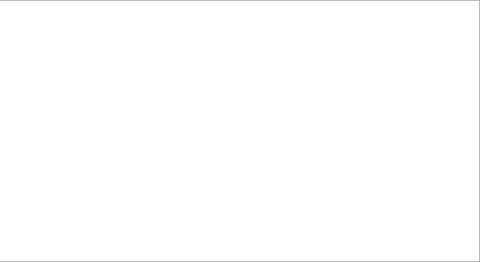
Qt form src/gui/compileroutputpanel_q.ui (fwbuilder/fwbuilder) before a commit; both pictures show x 260 to 740 and y 0 to 262 of the 740 by 262 pixel window.
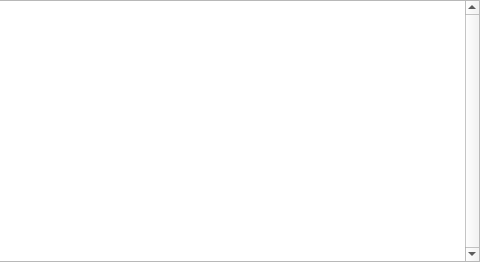
The same form after that commit.

Commit message: compiler output window scrollbar always on  refs #859

```diff
--- a/src/gui/compileroutputpanel_q.ui
+++ b/src/gui/compileroutputpanel_q.ui
@@ -27,6 +27,9 @@
        <verstretch>0</verstretch>
       </sizepolicy>
      </property>
+     <property name="verticalScrollBarPolicy" >
+      <enum>Qt::ScrollBarAlwaysOn</enum>
+     </property>
      <property name="readOnly" >
       <bool>true</bool>
      </property>
```
The commit also changes 1 other file.
